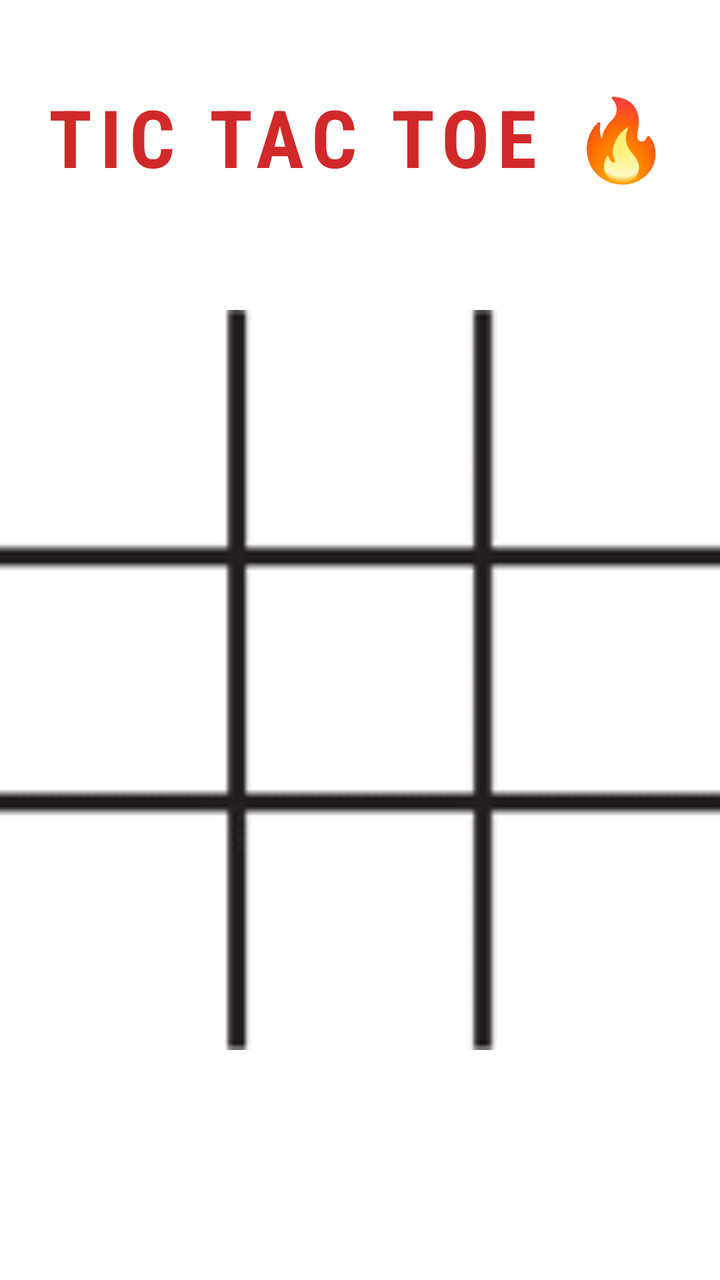
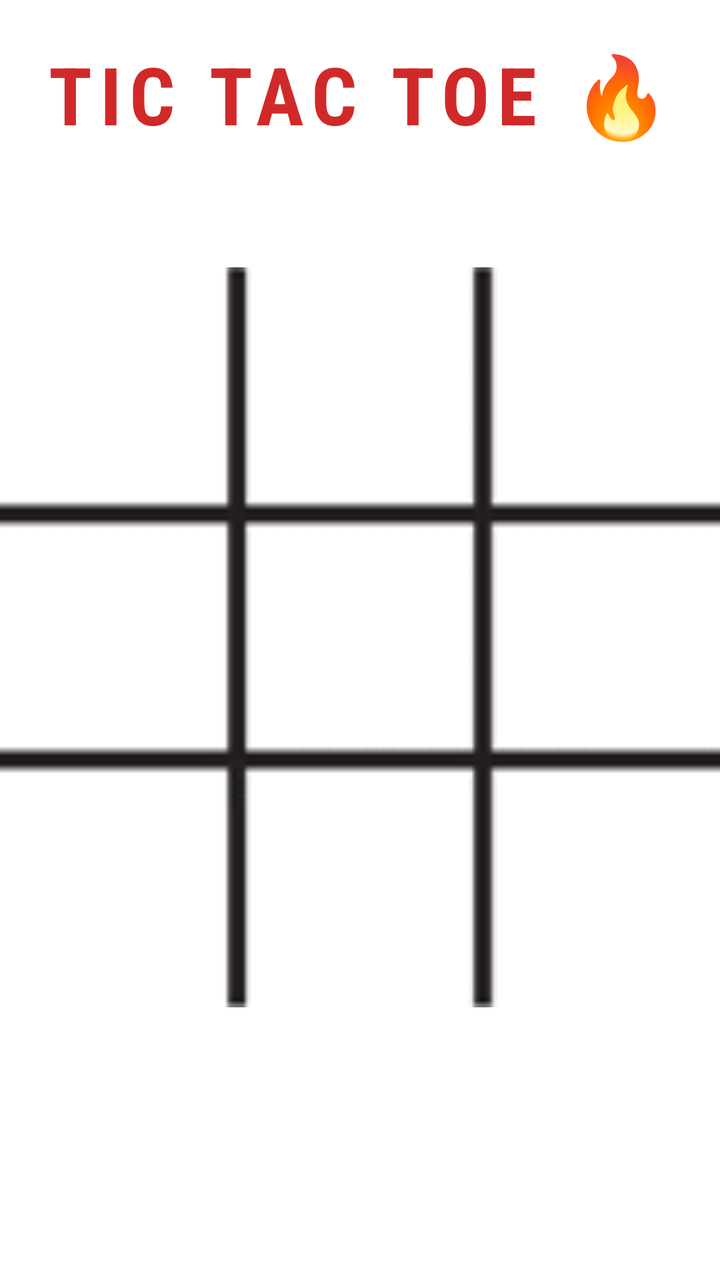

Two renders of the same Android screen: before a commit and after it. Below are the layout's source before the change and the commit's diff.
<!-- AndroidManifest.xml: application theme Theme.David_First_Android -->
<!-- res/layout/activity_main_tik_tak.xml -->
<?xml version="1.0" encoding="utf-8"?>
<androidx.constraintlayout.widget.ConstraintLayout xmlns:android="http://schemas.android.com/apk/res/android"
    xmlns:app="http://schemas.android.com/apk/res-auto"
    xmlns:tools="http://schemas.android.com/tools"
    android:id="@+id/main"
    android:layout_width="match_parent"
    android:layout_height="match_parent"
    tools:context=".tiktak.MainTikTak">


    <LinearLayout
        android:layout_width="match_parent"
        android:layout_height="match_parent"
        android:background="@color/white"
        android:gravity="center"
        android:orientation="vertical"
        tools:layout_editor_absoluteX="0dp"
        tools:layout_editor_absoluteY="0dp">

        <TextView
            android:layout_width="wrap_content"
            android:layout_height="wrap_content"
            android:text="TIC TAC TOE 🔥"
            android:textSize="40sp"
            android:textStyle="bold"
            android:textColor="#D12929"
            android:layout_marginBottom="60dp"
            android:fontFamily="sans-serif-condensed"
            android:letterSpacing="0.1"
            />


        <LinearLayout
            android:layout_width="370dp"
            android:layout_height="370dp"
            android:background="@drawable/newbg"
            android:orientation="vertical">



            <LinearLayout
                android:id="@+id/row1"
                android:layout_width="match_parent"
                android:layout_height="0dp"
                android:layout_weight="1"
                android:orientation="horizontal"

                >

                <ImageView
                    android:id="@+id/tile1_1"
                    android:layout_width="0dp"
                    android:layout_height="match_parent"
                    android:layout_margin="10dp"
                    android:layout_weight="1"

                    ></ImageView>

                <ImageView
                    android:id="@+id/tile1_2"
                    android:layout_width="0dp"
                    android:layout_height="match_parent"
                    android:layout_margin="10dp"
                    android:layout_weight="1"

                    ></ImageView>

                <ImageView
                    android:id="@+id/tile1_3"
                    android:layout_width="0dp"
                    android:layout_height="match_parent"
                    android:layout_margin="10dp"
                    android:layout_weight="1"

                    ></ImageView>

            </LinearLayout>


            <LinearLayout
                android:id="@+id/row2"
                android:layout_width="match_parent"
                android:layout_height="0dp"
                android:layout_weight="1"
                android:orientation="horizontal">

                <ImageView
                    android:id="@+id/tile2_1"
                    android:layout_width="0dp"
                    android:layout_height="match_parent"
                    android:layout_margin="10dp"
                    android:layout_weight="1"></ImageView>

                <ImageView
                    android:id="@+id/tile2_2"
                    android:layout_width="0dp"
                    android:layout_height="match_parent"
                    android:layout_margin="10dp"
                    android:layout_weight="1"></ImageView>

                <ImageView
                    android:id="@+id/tile2_3"
                    android:layout_width="0dp"
                    android:layout_height="match_parent"
                    android:layout_margin="10dp"
                    android:layout_weight="1"></ImageView>

            </LinearLayout>

            <LinearLayout
                android:id="@+id/row3"
                android:layout_width="match_parent"
                android:layout_height="0dp"
                android:layout_weight="1"
                android:orientation="horizontal">

                <ImageView
                    android:id="@+id/tile3_1"
                    android:layout_width="0dp"
                    android:layout_height="match_parent"
                    android:layout_margin="10dp"
                    android:layout_weight="1"></ImageView>

                <ImageView
                    android:id="@+id/tile3_2"
                    android:layout_width="0dp"
                    android:layout_height="match_parent"
                    android:layout_margin="10dp"
                    android:layout_weight="1"></ImageView>

                <ImageView
                    android:id="@+id/tile3_3"
                    android:layout_width="0dp"
                    android:layout_height="match_parent"
                    android:layout_margin="10dp"
                    android:layout_weight="1"></ImageView>

            </LinearLayout>

        </LinearLayout>

        <TextView
            android:layout_width="wrap_content"
            android:layout_height="wrap_content"
            android:id="@+id/TV_winner"
            android:textAlignment="center"
            android:textSize="40dp"
            android:layout_marginTop="20dp"
            android:textStyle="bold"
            android:textColor="@color/black"
            >
        </TextView>

    </LinearLayout>


</androidx.constraintlayout.widget.ConstraintLayout>
<!-- resources referenced by this layout -->
<resources>
  <color name="black">#FF000000</color>
  <color name="white">#FFFFFFFF</color>
  <!-- drawable newbg: png bitmap (drawable, 7109 bytes) -->
  <style name="Theme.David_First_Android" parent="Base.Theme.David_First_Android" />
  <style name="Base.Theme.David_First_Android" parent="Theme.Material3.DayNight.NoActionBar">
          
          
      </style>
</resources>

<!-- the commit's change to res/layout/activity_main_tik_tak.xml (unified diff, before → after) -->
@@ -7,15 +7,12 @@
     android:layout_height="match_parent"
     tools:context=".tiktak.MainTikTak">
 
-
     <LinearLayout
         android:layout_width="match_parent"
         android:layout_height="match_parent"
         android:background="@color/white"
         android:gravity="center"
-        android:orientation="vertical"
-        tools:layout_editor_absoluteX="0dp"
-        tools:layout_editor_absoluteY="0dp">
+        android:orientation="vertical">
 
         <TextView
             android:layout_width="wrap_content"
@@ -26,9 +23,7 @@
             android:textColor="#D12929"
             android:layout_marginBottom="60dp"
             android:fontFamily="sans-serif-condensed"
-            android:letterSpacing="0.1"
-            />
-
+            android:letterSpacing="0.1" />
 
         <LinearLayout
             android:layout_width="370dp"
@@ -36,16 +31,12 @@
             android:background="@drawable/newbg"
             android:orientation="vertical">
 
-
-
             <LinearLayout
                 android:id="@+id/row1"
                 android:layout_width="match_parent"
                 android:layout_height="0dp"
                 android:layout_weight="1"
-                android:orientation="horizontal"
-
-                >
+                android:orientation="horizontal">
 
                 <ImageView
                     android:id="@+id/tile1_1"
@@ -53,29 +44,24 @@
                     android:layout_height="match_parent"
                     android:layout_margin="10dp"
                     android:layout_weight="1"
-
-                    ></ImageView>
+                    android:clickable="true"
+                    android:focusable="true" />
 
                 <ImageView
                     android:id="@+id/tile1_2"
                     android:layout_width="0dp"
                     android:layout_height="match_parent"
                     android:layout_margin="10dp"
-                    android:layout_weight="1"
-
-                    ></ImageView>
+                    android:layout_weight="1" />
 
                 <ImageView
                     android:id="@+id/tile1_3"
                     android:layout_width="0dp"
                     android:layout_height="match_parent"
                     android:layout_margin="10dp"
-                    android:layout_weight="1"
-
-                    ></ImageView>
+                    android:layout_weight="1" />
 
             </LinearLayout>
-
 
             <LinearLayout
                 android:id="@+id/row2"
@@ -89,21 +75,21 @@
                     android:layout_width="0dp"
                     android:layout_height="match_parent"
                     android:layout_margin="10dp"
-                    android:layout_weight="1"></ImageView>
+                    android:layout_weight="1" />
 
                 <ImageView
                     android:id="@+id/tile2_2"
                     android:layout_width="0dp"
                     android:layout_height="match_parent"
                     android:layout_margin="10dp"
-                    android:layout_weight="1"></ImageView>
+                    android:layout_weight="1" />
 
                 <ImageView
                     android:id="@+id/tile2_3"
                     android:layout_width="0dp"
                     android:layout_height="match_parent"
                     android:layout_margin="10dp"
-                    android:layout_weight="1"></ImageView>
+                    android:layout_weight="1" />
 
             </LinearLayout>
 
@@ -119,39 +105,46 @@
                     android:layout_width="0dp"
                     android:layout_height="match_parent"
                     android:layout_margin="10dp"
-                    android:layout_weight="1"></ImageView>
+                    android:layout_weight="1" />
 
                 <ImageView
                     android:id="@+id/tile3_2"
                     android:layout_width="0dp"
                     android:layout_height="match_parent"
                     android:layout_margin="10dp"
-                    android:layout_weight="1"></ImageView>
+                    android:layout_weight="1" />
 
                 <ImageView
                     android:id="@+id/tile3_3"
                     android:layout_width="0dp"
                     android:layout_height="match_parent"
                     android:layout_margin="10dp"
-                    android:layout_weight="1"></ImageView>
+                    android:layout_weight="1" />
 
             </LinearLayout>
 
         </LinearLayout>
 
         <TextView
+            android:id="@+id/TV_turn"
             android:layout_width="wrap_content"
             android:layout_height="wrap_content"
+            android:textAlignment="center"
+            android:textSize="24sp"
+            android:layout_marginTop="20dp"
+            android:textStyle="bold"
+            android:textColor="@color/black" />
+
+        <TextView
             android:id="@+id/TV_winner"
+            android:layout_width="wrap_content"
+            android:layout_height="wrap_content"
             android:textAlignment="center"
             android:textSize="40dp"
-            android:layout_marginTop="20dp"
+            android:layout_marginTop="10dp"
             android:textStyle="bold"
-            android:textColor="@color/black"
-            >
-        </TextView>
+            android:textColor="@color/black" />
 
     </LinearLayout>
 
-
 </androidx.constraintlayout.widget.ConstraintLayout>
